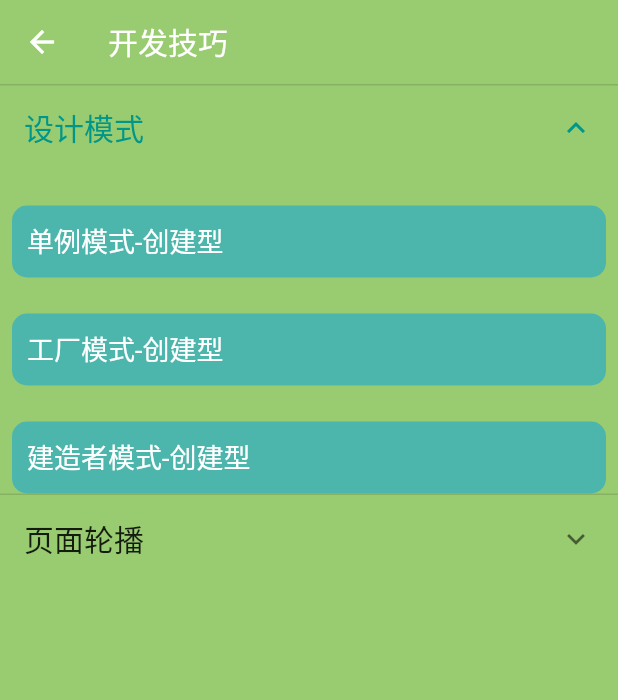
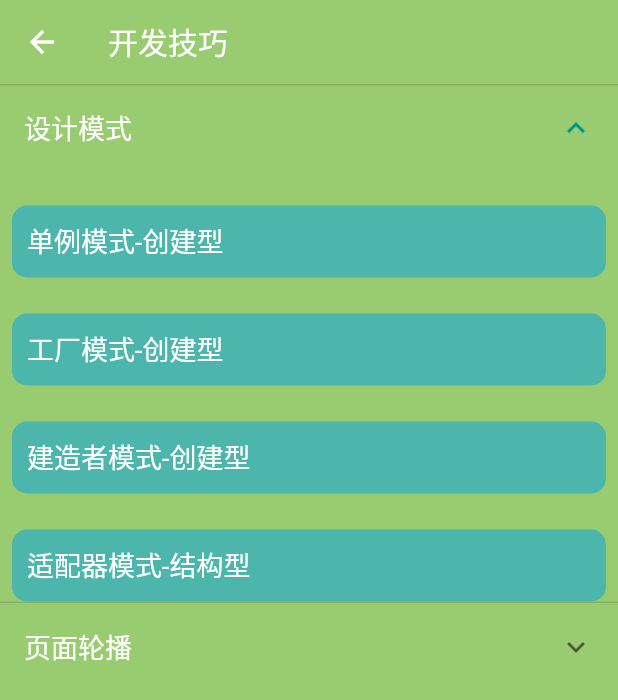
Before and after one commit to Guojx123/flutter_back, a Flutter app: the SkillMainPage screen opened directly, after a tap on "设计模式", on a phone screen of 412 x 824 dp. Shown: the top 700 px of the screen. Run offline on Flutter 3.47's test engine with Material 2 defaults, Android fonts, the phone set to English and light mode, and no system bars; our stand-ins replace date_format, dio, get, share, shared_preferences, simple_animations and 2 more; missing offline and left inert: markdown_widget; accounts and stored records are empty; statements that could not run were skipped.

Commit message:
适配器模式

```diff
--- a/lib/model/skill/skill_category_design_patterns.dart
+++ b/lib/model/skill/skill_category_design_patterns.dart
@@ -1,3 +1,4 @@
+import 'package:back/category/skill/patterns/adapter_structure.dart';
 import 'package:back/category/skill/patterns/builder_create.dart';
 import 'package:back/category/skill/patterns/factory_create.dart';
 import 'package:back/category/skill/patterns/singleton_create.dart';
@@ -34,5 +35,14 @@ List<DemoItem> buildDesignPatternsCreateDemoItems(String codePath) {
       buildRoute: (context) =>
           BaseWidget('建造者模式', codePath + 'builder_create', BuilderPage()),
     ),
+    DemoItem(
+      icon: Icons.design_services,
+      title: '适配器模式-结构型',
+      subtitle: '简介',
+      keyword: 'adapter',
+      documentationUrl: 'https://flutter.cn/',
+      buildRoute: (context) =>
+          BaseWidget('适配器模式', codePath + 'adapter', AdapterStructurePage()),
+    ),
   ];
 }
--- a/lib/pages/skill/skill_main_list_item.dart
+++ b/lib/pages/skill/skill_main_list_item.dart
@@ -25,7 +25,8 @@ class _SkillMainPageListItemState extends State<SkillMainPageListItem> {
       ),
       child: ExpansionTile(
         title: new Text(_title,style: TextStyle(
-          fontSize: 20,
+          fontSize: 18,
+          color: Colors.white
         ),),
         initiallyExpanded: false,
         children: _itemList
```
Also changed, not shown: lib/category/skill/patterns/adapter_structure.dart (added, +112 -0 lines).
